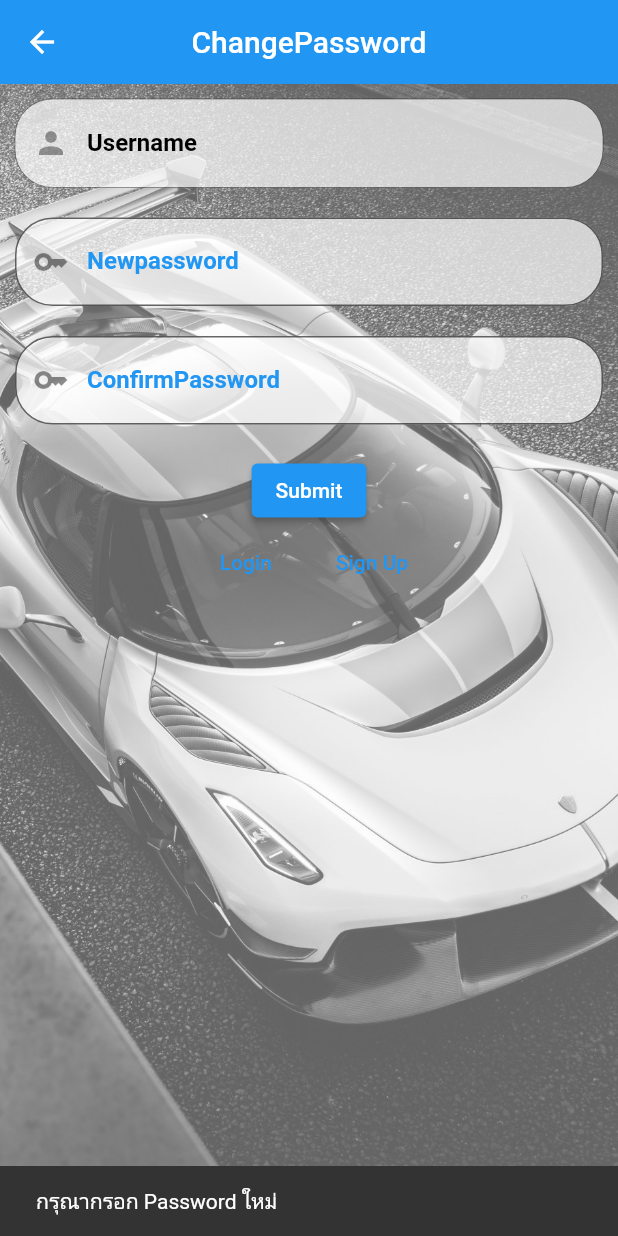
After one commit to Nititorn61/first_app, a Flutter app: the ChangePasswordPage screen opened directly, after a tap on "Submit", on a phone screen of 412 x 824 dp. The commit adds this screen. Run offline on Flutter 3.47's test engine with Material 2 defaults, Android fonts, the phone set to English and light mode, and no system bars; our stand-ins replace cloud_firestore, firebase_auth, firebase_core, image_picker, intl_phone_number_input; accounts and stored records are empty.

Commit message:
แก้ไขข้อผิดพลาด + อัพเดทล่าสุด 24/3/23

```diff
--- /dev/null
+++ b/lib/changepassword.dart
@@ -0,0 +1,78 @@
+import 'package:flutter/material.dart';
+import './login2.dart';
+import './register2.dart';
+import './service/api.dart';
+
+class ChangePasswordPage extends StatefulWidget {
+  @override
+  _ChangePasswordPageState createState() => _ChangePasswordPageState();
+}
+
+class _ChangePasswordPageState extends State<ChangePasswordPage> {
+  @override
+  Widget build(BuildContext context) {
+    return Scaffold(
+      extendBodyBehindAppBar: true, // แสดงพื้นหลังเต็มหน้าจอ
+      appBar: AppBar(
+        title: Text('ChangePassword'),
+        centerTitle: true,
+        backgroundColor: Colors.blue, // กำหนดสีเป็นโปร่งใส
+        elevation: 0,
+        brightness: Brightness.dark, // ให้เนื้อหาที่อยู่ใน AppBar เป็นสีขาว
+      ),
+      body: SafeArea(
+        child: Container(
+          decoration: BoxDecoration(
+            image: DecorationImage(
+              image: AssetImage("lib/images/background_login.jpg"),
+              fit: BoxFit.cover,
+              opacity: 0.6,
+            ),
+          ),
+          child: Padding(
+            padding: EdgeInsets.all(10),
+            child: Column(
+              children: [
+                LockUsernameBox(hintText: 'Username'),
+                SizedBox(height: 20),
+                NewPasswordBox(hintText: 'Newpassword'),
+                SizedBox(height: 20),
+                ConfirmPasswordBox(hintText: 'Confirmpassword'),
+                SizedBox(height: 20),
+                ChangepasswordBotton(),
+                Row(
+                  mainAxisAlignment: MainAxisAlignment.center,
+                  children: [
+                    TextButton(
+                      onPressed: () {
+                        Navigator.push(
+                          context,
+                          MaterialPageRoute(builder: (context) {
+                            return LoginPage();
+                          }),
+                        );
+                      },
+                      child: Text("Login"),
+                    ),
+                    SizedBox(width: 20),
+                    TextButton(
+                      onPressed: () {
+                        Navigator.push(
+                          context,
+                          MaterialPageRoute(builder: (context) {
+                            return SignUpPage();
+                          }),
+                        );
+                      },
+                      child: Text("Sign Up"),
+                    ),
+                  ],
+                ),
+              ],
+            ),
+          ),
+        ),
+      ),
+    );
+  }
+}
--- a/lib/main.dart
+++ b/lib/main.dart
@@ -1,8 +1,6 @@
 import './login2.dart';
 import 'package:flutter/material.dart';
 import 'package:firebase_core/firebase_core.dart';
-import './service/database.dart';
-import './regisvehicle.dart';
 
 Future<void> main() async {
   WidgetsFlutterBinding.ensureInitialized();
--- a/lib/service/api.dart
+++ b/lib/service/api.dart
@@ -9,6 +9,10 @@ import 'package:cloud_firestore/cloud_firestore.dart';
 
 final TextEditingController _usernameController = TextEditingController();
 final TextEditingController _passwordController = TextEditingController();
+final TextEditingController _newpasswordController = TextEditingController();
+final TextEditingController _confirmpasswordController =
+    TextEditingController();
+final TextEditingController _lockusernameController = TextEditingController();
 final TextEditingController _firstnameController = TextEditingController();
 final TextEditingController _lastnameController = TextEditingController();
 final TextEditingController _phonenumberController = TextEditingController();
@@ -294,3 +298,128 @@ class ForgotpasswordBotton extends StatelessWidget {
     );
   }
 }
+
+class ChangepasswordBotton extends StatelessWidget {
+  @override
+  Widget build(BuildContext context) {
+    return ElevatedButton(
+      onPressed: () async {
+        if (_newpasswordController.text.isEmpty ||
+            _confirmpasswordController.text.isEmpty) {
+          // แสดงข้อความเตือนเมื่อช่อง username หรือ phonenumber ว่างเปล่า
+          ScaffoldMessenger.of(context).showSnackBar(
+            SnackBar(
+              content: Text('กรุณากรอก Password ใหม่'),
+              duration: Duration(seconds: 3),
+            ),
+          );
+        } else {
+          Future<bool> success = checkpassword(
+              _lockusernameController as String, _newpasswordController.text);
+          if (await success) {
+            Navigator.push(
+                context, MaterialPageRoute(builder: (context) => LoginPage()));
+          } else {
+            ScaffoldMessenger.of(context).showSnackBar(
+              SnackBar(
+                content: Text('รหัสผ่่านนี้ถูกใช้ก่อนหน้าแล้ว'),
+                duration: Duration(seconds: 3),
+              ),
+            );
+          }
+        }
+      },
+      child: Text('Submit'),
+    );
+  }
+}
+
+class NewPasswordBox extends StatefulWidget {
+  final String hintText;
+  NewPasswordBox({Key? key, required this.hintText}) : super(key: key);
+  @override
+  _NewPasswordBox createState() => _NewPasswordBox();
+}
+
+class _NewPasswordBox extends State<NewPasswordBox> {
+  @override
+  Widget build(BuildContext context) {
+    return TextFormField(
+      controller: _newpasswordController,
+      obscureText: true,
+      decoration: InputDecoration(
+        filled: true,
+        fillColor: Colors.white.withOpacity(0.7),
+        labelText: 'Newpassword',
+        labelStyle: TextStyle(
+          fontWeight: FontWeight.bold,
+          color: Colors.blue,
+        ),
+        border: OutlineInputBorder(
+          borderRadius: BorderRadius.circular(25.0),
+        ),
+        prefixIcon: Icon(Icons.key),
+      ),
+    );
+  }
+}
+
+class ConfirmPasswordBox extends StatefulWidget {
+  final String hintText;
+  ConfirmPasswordBox({Key? key, required this.hintText}) : super(key: key);
+  @override
+  _ConfirmPasswordBox createState() => _ConfirmPasswordBox();
+}
+
+class _ConfirmPasswordBox extends State<ConfirmPasswordBox> {
+  @override
+  Widget build(BuildContext context) {
+    return TextFormField(
+      controller: _confirmpasswordController,
+      obscureText: true,
+      decoration: InputDecoration(
+        filled: true,
+        fillColor: Colors.white.withOpacity(0.7),
+        labelText: 'ConfirmPassword',
+        labelStyle: TextStyle(
+          fontWeight: FontWeight.bold,
+          color: Colors.blue,
+        ),
+        border: OutlineInputBorder(
+          borderRadius: BorderRadius.circular(25.0),
+        ),
+        prefixIcon: Icon(Icons.key),
+      ),
+    );
+  }
+}
+
+class LockUsernameBox extends StatefulWidget {
+  final String hintText;
+  LockUsernameBox({Key? key, required this.hintText}) : super(key: key);
+  @override
+  _LockUsernameBox createState() => _LockUsernameBox();
+}
+
+class _LockUsernameBox extends State<LockUsernameBox> {
+  @override
+  Widget build(BuildContext context) {
+    return TextFormField(
+      controller: _lockusernameController,
+      enabled: false, // เพิ่ม property นี้เพื่อกำหนดให้ช่องนี้ไม่สามารถแก้ไขได้
+      decoration: InputDecoration(
+        filled: true,
+        fillColor: Colors.white.withOpacity(0.7),
+        labelText: 'Username',
+        labelStyle: TextStyle(
+          fontWeight: FontWeight.bold,
+          color: Color.fromARGB(255, 0, 0, 0),
+        ),
+        border: OutlineInputBorder(
+          borderRadius: BorderRadius.circular(25.0),
+        ),
+        prefixIcon: Icon(Icons.person),
+      ),
+    );
+  }
+}
--- a/lib/service/database.dart
+++ b/lib/service/database.dart
@@ -1,6 +1,4 @@
 import 'package:cloud_firestore/cloud_firestore.dart';
-import 'package:flutter/material.dart';
-import 'package:intl_phone_number_input/intl_phone_number_input.dart';
 
 class Database {
   final FirebaseFirestore _firestore = FirebaseFirestore.instance;
@@ -49,9 +47,9 @@ Future<void> addUserToFirestore(String username, String password,
   await FirebaseFirestore.instance.collection('users').add({
     'username': username,
     'password': password,
-    'firstName': firstname,
-    'lastName': lastname,
-    'phoneNumber': phonenumber
+    'firstname': firstname,
+    'lastname': lastname,
+    'phonenumber': phonenumber
   });
 }
 
@@ -72,3 +70,21 @@ Future<bool> checkuserphone(String phonenumber, String username) async {
     return false;
   }
 }
+
+Future<bool> checkpassword(String username, String password) async {
+  try {
+    final snapshot = await FirebaseFirestore.instance
+        .collection('users')
+        .where('username', isEqualTo: username)
+        .where('password', isEqualTo: password)
+        .get();
+    if (snapshot.docs[0].data()['username'] != username ||
+        snapshot.docs[0].data()['password'] != password) {
+      return false;
+    }
+    return true;
+  } catch (e) {
+    print(e.toString());
+    return false;
+  }
+}
--- a/pubspec.yaml
+++ b/pubspec.yaml
@@ -43,6 +43,7 @@ dependencies:
   firebase_auth: ^4.2.10
   cloud_firestore: ^4.4.4
   image_picker: ^0.8.7
+  shared_preferences: ^2.0.8
 
 dev_dependencies:
   flutter_test:
```
Also changed, not shown: 1 other file.
